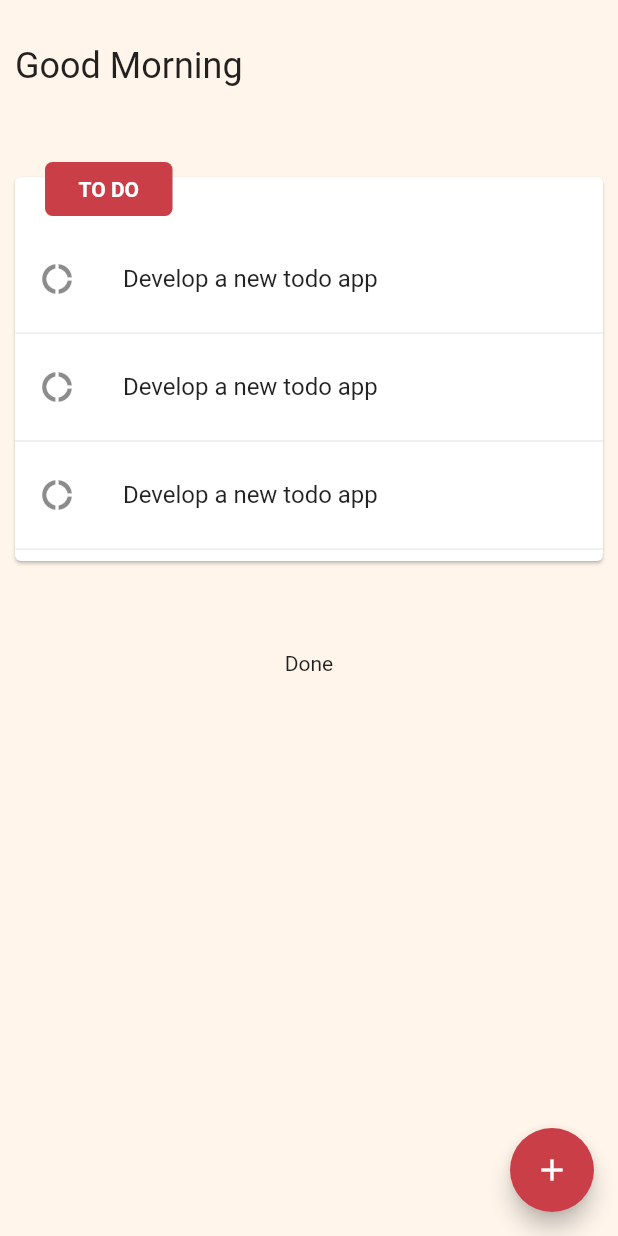
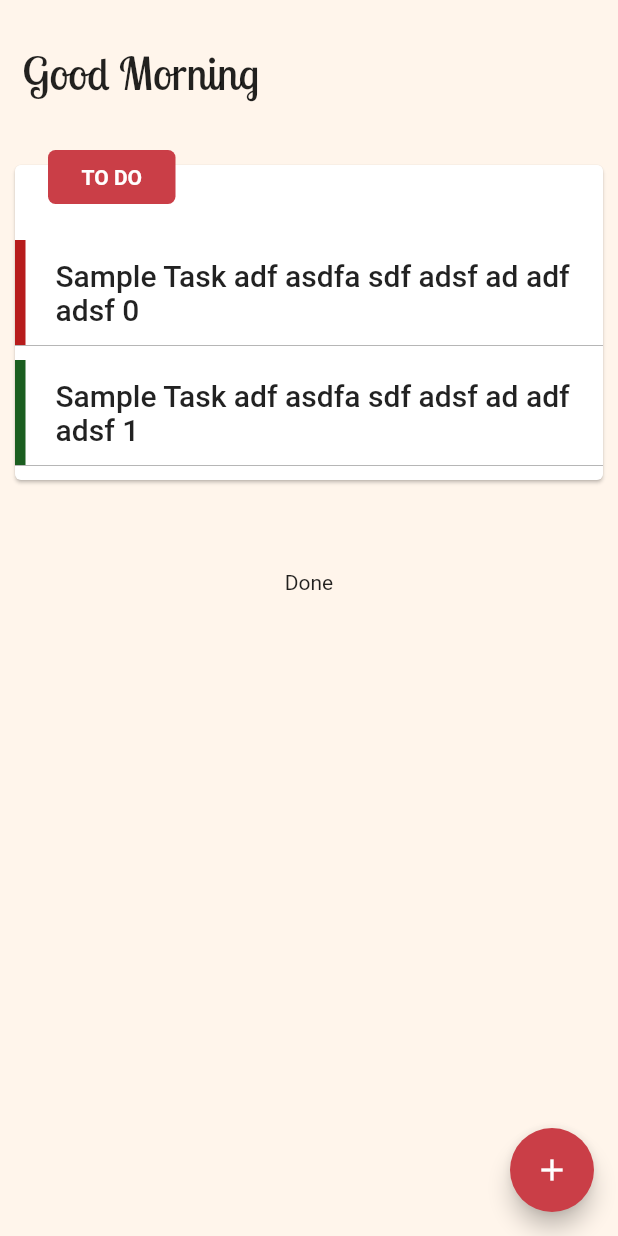
Before and after one commit to mahmudahsan/flutter_todos, a Flutter app: the screen it shows after launch, on a phone screen of 412 x 824 dp. Run offline on Flutter 3.47's test engine with Material 2 defaults, Android fonts, the phone set to English and light mode, and no system bars.

Commit message:
todos field ui updated and custom font added for header

```diff
--- a/lib/main.dart
+++ b/lib/main.dart
@@ -20,18 +20,33 @@ class TodosApp extends StatelessWidget {
       home: Scaffold(
         backgroundColor: Color(0xfffff5eb),
         body: SafeArea(
-          child: Column(
-            crossAxisAlignment: CrossAxisAlignment.start,
-            children: <Widget>[
-              Header(),
-              SizedBox(
-                height: 50,
+          child: CustomScrollView(
+            slivers: <Widget>[
+              SliverAppBar(
+                backgroundColor: Color(0x00),
+                floating: true,
+                flexibleSpace: Container(
+                  child: Header(),
+                ),
+                expandedHeight: 100,
               ),
-              Todo(),
-              SizedBox(
-                height: 50,
+              SliverList(
+                delegate: SliverChildBuilderDelegate(
+                  (context, index) {
+                    switch (index) {
+                      case 0:
+                        return Todo();
+                      case 1:
+                        return SizedBox(
+                          height: 50,
+                        );
+                      default:
+                        return Done();
+                    }
+                  },
+                  childCount: 3,
+                ),
               ),
-              Done(),
             ],
           ),
         ),
--- a/lib/widgets/header.dart
+++ b/lib/widgets/header.dart
@@ -9,10 +9,13 @@ class Header extends StatelessWidget {
   Widget build(BuildContext context) {
     return LimitedBox(
       child: Container(
-        padding: EdgeInsets.only(left: 10.0, top: 30.0),
+        padding: EdgeInsets.only(left: 15.0, top: 30.0),
         child: Text(
           'Good Morning',
-          style: Theme.of(context).textTheme.headline,
+          style: Theme.of(context)
+              .textTheme
+              .headline
+              .copyWith(fontFamily: 'Lobster Two', fontSize: 30),
         ),
       ),
     );
--- a/lib/widgets/shared.dart
+++ b/lib/widgets/shared.dart
@@ -3,16 +3,17 @@
  * https://github.com/mahmudahsan
  */
 import 'package:flutter/material.dart';
+import 'dart:math';
 
-class Shared {
-  Widget getCardHeader(
+class SharedWidget {
+  static Widget getCardHeader(
       {@required String text,
       Color textColor = Colors.white,
       int backgroundColorCode = 0xffca3e47}) {
     return Container(
       width: 85,
       alignment: AlignmentDirectional.center,
-      margin: EdgeInsets.only(left: 30),
+      margin: EdgeInsets.only(left: 32),
       padding: EdgeInsets.all(10),
       decoration: BoxDecoration(
         borderRadius: BorderRadius.circular(5),
@@ -28,3 +29,19 @@ class Shared {
     );
   }
 }
+
+class TodosColor {
+  static Color leadingTaskColor(int pos) {
+    switch (pos) {
+      case 0:
+        return Colors.red[900];
+      case 1:
+        return Colors.green[900];
+      case 2:
+        return Colors.blue[900];
+    }
+
+    return Color.fromARGB(0xff - pos * 10, Random().nextInt(255),
+        Random().nextInt(255), Random().nextInt(255));
+  }
+}
--- a/lib/widgets/todo.dart
+++ b/lib/widgets/todo.dart
@@ -21,23 +21,62 @@ class _TodoState extends State<Todo> {
           child: Column(
             children: <Widget>[
               SizedBox(
-                height: 40,
+                height: 50,
               ),
-              for (int i = 0; i < 3; ++i)
-                Column(
-                  children: <Widget>[
-                    ListTile(
-                      leading: Icon(Icons.donut_large),
-                      title: Text('Develop a new todo app'),
-                    ),
-                    Divider(),
-                  ],
-                ),
+              for (int i = 0; i < 2; ++i)
+                getTaskItem('Sample Task adf asdfa sdf adsf ad adf adsf $i',
+                    index: i, onTap: () {
+                  print('Index $i');
+                }),
             ],
           ),
         ),
-        Shared().getCardHeader(text: 'TO DO'),
+        SharedWidget.getCardHeader(text: 'TO DO'),
       ],
     );
   }
+
+  Widget getTaskItem(String text,
+      {@required int index, @required Function onTap}) {
+    final double height = 80.0;
+    return Container(
+        height: height,
+        child: Column(
+          children: <Widget>[
+            InkWell(
+              onTap: onTap,
+              child: Row(
+                children: <Widget>[
+                  Container(
+                    height: height - 10,
+                    width: 7,
+                    decoration: BoxDecoration(
+                      color: TodosColor.leadingTaskColor(index),
+                    ),
+                  ),
+                  SizedBox(
+                    width: 20,
+                  ),
+                  Expanded(
+                    child: Container(
+                      margin: EdgeInsets.only(right: 8),
+                      child: Text(
+                        text,
+                        overflow: TextOverflow.clip,
+                        style: Theme.of(context).textTheme.title.copyWith(),
+                      ),
+                    ),
+                  ),
+                ],
+              ),
+            ),
+            SizedBox(
+              height: 0.5,
+              child: Container(
+                color: Colors.grey,
+              ),
+            ),
+          ],
+        ));
+  }
 }
```
Also changed, not shown: pubspec.yaml (+4 -6 lines), fonts/LobsterTwo-Bold.ttf (added), fonts/LobsterTwo-BoldItalic.ttf (added), fonts/LobsterTwo-Italic.ttf (added), fonts/LobsterTwo-Regular.ttf (added), 1 other file.
